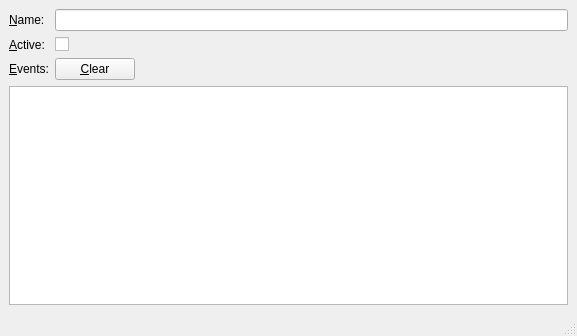
Before: the Qt Designer form examples/mvvmwidgets/SampleWidgets/sampleview.ui in Skycoder42/QtMvvm, drawn with Qt 5.
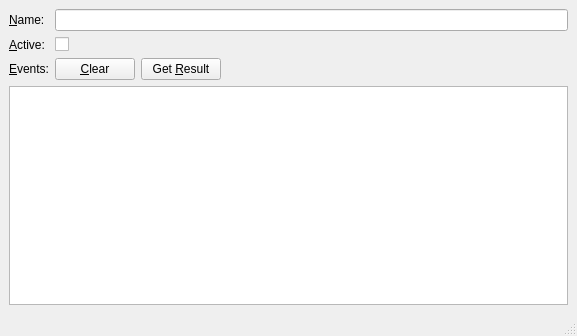
After: the same form once the commit is applied.

Commit message:
added show for result sample
added few more methods, try mingw fix by skipping translations

```diff
--- a/examples/mvvmwidgets/SampleWidgets/sampleview.ui
+++ b/examples/mvvmwidgets/SampleWidgets/sampleview.ui
@@ -63,6 +63,13 @@
         </property>
        </widget>
       </item>
+      <item>
+       <widget class="QPushButton" name="resultButton">
+        <property name="text">
+         <string>Get &amp;Result</string>
+        </property>
+       </widget>
+      </item>
       <item>
        <spacer name="horizontalSpacer">
         <property name="orientation">
```
The commit also changes 19 other files.
